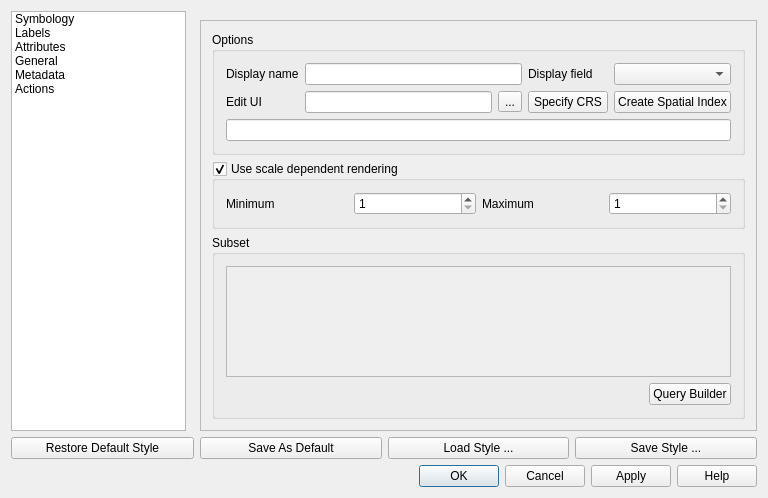
Old version of the form qgis/src/ui/qgsvectorlayerpropertiesbase.ui in the repository sourcepole/qgis.
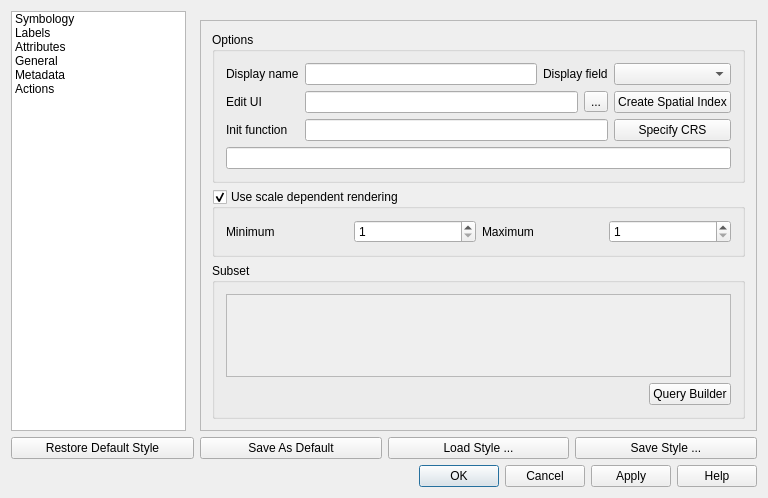
New version of the form. The open tabs and pages were chosen to show the change. Icons and pictures are not drawn.

Commit message: add support for a python feature form initialization function

```diff
--- a/qgis/src/ui/qgsvectorlayerpropertiesbase.ui
+++ b/qgis/src/ui/qgsvectorlayerpropertiesbase.ui
@@ -355,8 +355,8 @@
            <rect>
             <x>0</x>
             <y>0</y>
-            <width>407</width>
-            <height>394</height>
+            <width>554</width>
+            <height>397</height>
            </rect>
           </property>
           <layout class="QGridLayout" name="gridLayout_3">
@@ -409,7 +409,7 @@
                 </property>
                </widget>
               </item>
-              <item row="1" column="1">
+              <item row="1" column="1" colspan="2">
                <layout class="QHBoxLayout" name="horizontalLayout_2">
                 <item>
                  <widget class="QLineEdit" name="leEditForm"/>
@@ -423,19 +423,6 @@
                 </item>
                </layout>
               </item>
-              <item row="1" column="2">
-               <widget class="QPushButton" name="pbnChangeSpatialRefSys">
-                <property name="toolTip">
-                 <string>Specify the coordinate reference system of the layer's geometry.</string>
-                </property>
-                <property name="whatsThis">
-                 <string>Specify the coordinate reference system of the layer's geometry.</string>
-                </property>
-                <property name="text">
-                 <string>Specify CRS</string>
-                </property>
-               </widget>
-              </item>
               <item row="1" column="3">
                <widget class="QPushButton" name="pbnIndex">
                 <property name="text">
@@ -443,13 +430,36 @@
                 </property>
                </widget>
               </item>
-              <item row="2" column="0" colspan="4">
+              <item row="3" column="0" colspan="4">
                <widget class="QLineEdit" name="leSpatialRefSys">
                 <property name="readOnly">
                  <bool>true</bool>
                 </property>
                </widget>
               </item>
+              <item row="2" column="1" colspan="2">
+               <widget class="QLineEdit" name="leEditFormInit"/>
+              </item>
+              <item row="2" column="3">
+               <widget class="QPushButton" name="pbnChangeSpatialRefSys">
+                <property name="toolTip">
+                 <string>Specify the coordinate reference system of the layer's geometry.</string>
+                </property>
+                <property name="whatsThis">
+                 <string>Specify the coordinate reference system of the layer's geometry.</string>
+                </property>
+                <property name="text">
+                 <string>Specify CRS</string>
+                </property>
+               </widget>
+              </item>
+              <item row="2" column="0">
+               <widget class="QLabel" name="label_3">
+                <property name="text">
+                 <string>Init function</string>
+                </property>
+               </widget>
+              </item>
              </layout>
             </widget>
            </item>
```
Left out of the diff: 5 changed lines with no effect on the pictures. The commit also changes 7 other files.
